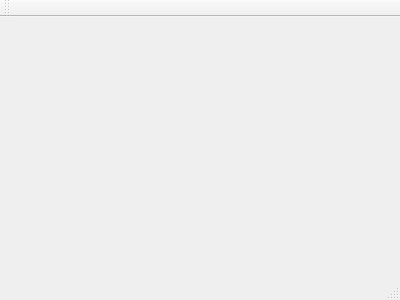
This is mainwindow.ui in bogdyname/Freechat-Windows as Qt 5 draws it before an edit. The edited form follows.
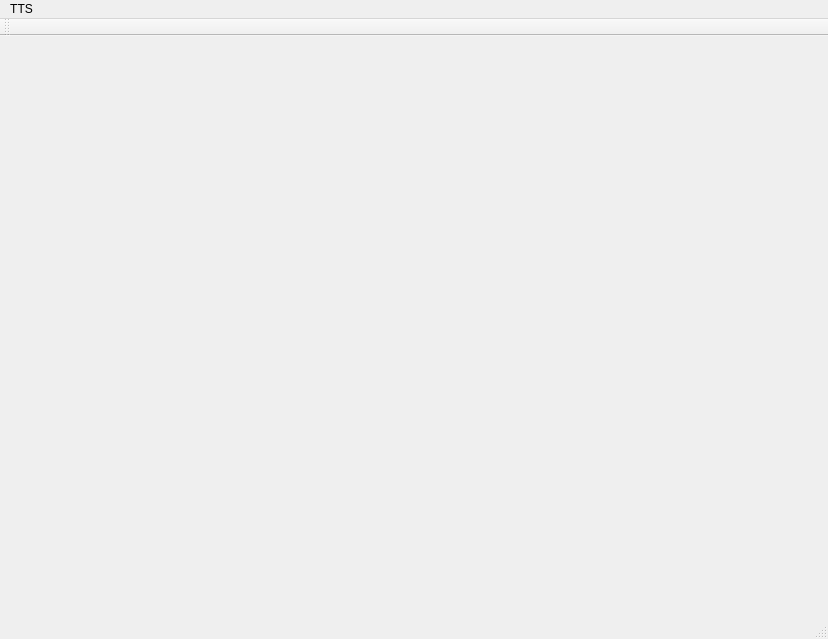
This is the edited form.

```diff
--- a/mainwindow.ui
+++ b/mainwindow.ui
@@ -1,24 +1,45 @@
 <ui version="4.0">
  <class>MainWindow</class>
- <widget class="QMainWindow" name="MainWindow" >
-  <property name="geometry" >
+ <widget class="QMainWindow" name="MainWindow">
+  <property name="geometry">
    <rect>
     <x>0</x>
     <y>0</y>
-    <width>400</width>
-    <height>300</height>
+    <width>828</width>
+    <height>639</height>
    </rect>
   </property>
   <property name="windowTitle" >
    <string>MainWindow</string>
   </property>
-  <widget class="QMenuBar" name="menuBar" />
-  <widget class="QToolBar" name="mainToolBar" />
-  <widget class="QWidget" name="centralWidget" />
-  <widget class="QStatusBar" name="statusBar" />
+  <widget class="QWidget" name="centralWidget"/>
+  <widget class="QMenuBar" name="menuBar">
+   <property name="geometry">
+    <rect>
+     <x>0</x>
+     <y>0</y>
+     <width>828</width>
+     <height>21</height>
+    </rect>
+   </property>
+   <widget class="QMenu" name="menuTTS">
+    <property name="title">
+     <string>TTS</string>
+    </property>
+   </widget>
+   <addaction name="menuTTS"/>
+  </widget>
+  <widget class="QToolBar" name="mainToolBar">
+   <attribute name="toolBarArea">
+    <enum>TopToolBarArea</enum>
+   </attribute>
+   <attribute name="toolBarBreak">
+    <bool>false</bool>
+   </attribute>
+  </widget>
+  <widget class="QStatusBar" name="statusBar"/>
  </widget>
- <layoutDefault spacing="6" margin="11" />
- <pixmapfunction></pixmapfunction>
+ <layoutdefault spacing="6" margin="11"/>
  <resources/>
  <connections/>
 </ui>
```
Left out of the diff: 3 changed lines with no effect on the pictures.
